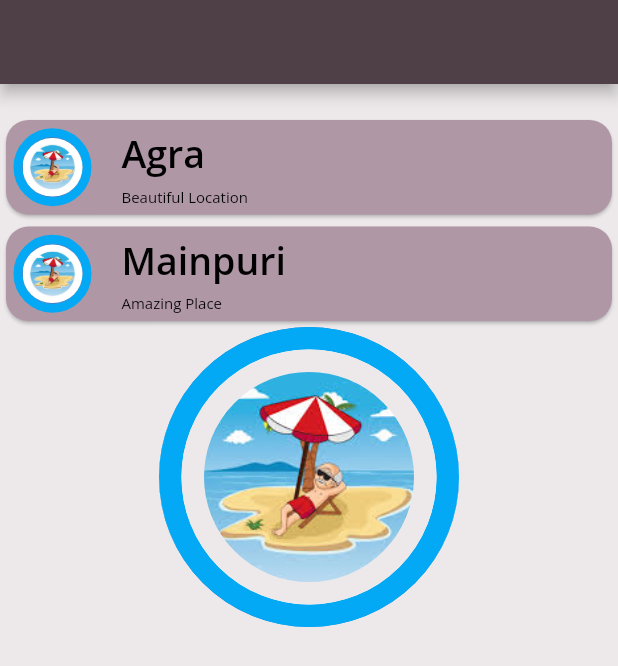
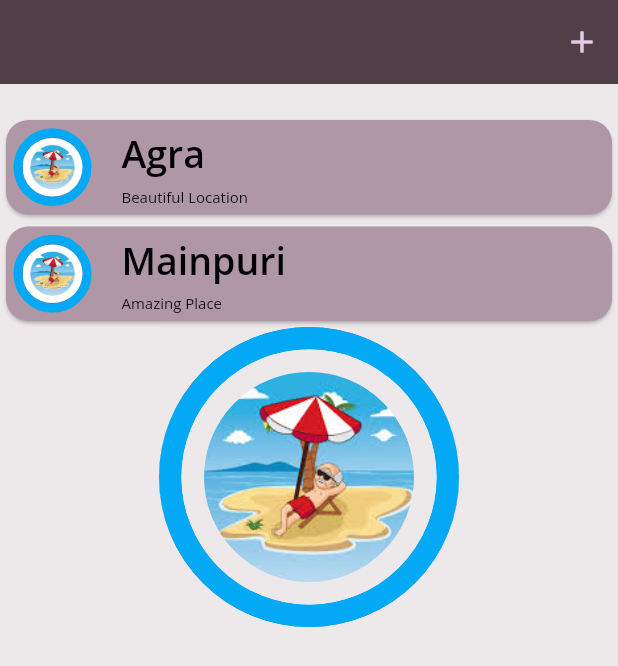
Before and after one commit to abhay05/Map-The-Location, a Flutter app: the screen it shows after launch, on a phone screen of 412 x 824 dp. Shown: the top 666 px of the screen. Run offline on Flutter 3.47's test engine with Material 2 defaults, Android fonts, the phone set to English and light mode, and no system bars; our stand-ins replace google_fonts.

Commit message:
added theme

```diff
--- a/lib/Theme.dart
+++ b/lib/Theme.dart
@@ -14,4 +14,28 @@ class MapTheme {
       fontWeight: FontWeight.normal,
     ),
   );
+
+  static ThemeData light() {
+    //overriding Theme.light() functions which is default value for Theme
+    return ThemeData(
+      textTheme: lightTextTheme,
+      brightness: Brightness.light,
+      appBarTheme: AppBarTheme(
+        backgroundColor: Color(
+          0xff4F4047,
+        ),
+        foregroundColor: Colors.black,
+      ),
+      //backgroundColor: Colors.black, //Color(0xffEDE9EB),
+      scaffoldBackgroundColor: Color(0xffEDE9EB),
+      cardTheme: CardTheme(
+        color: Color(0xffAF97A6),
+      ),
+      iconTheme: IconThemeData(
+        color: Color(
+          0xffE8C9E8,
+        ),
+      ),
+    );
+  }
 }
--- a/lib/main.dart
+++ b/lib/main.dart
@@ -2,6 +2,7 @@ import 'package:flutter/material.dart';
 import 'package:provider/provider.dart';
 import './providers/LocationsProvider.dart';
 import './screens/LocationsList.dart';
+import './Theme.dart';
 
 void main() => runApp(MapApp());
 
@@ -11,6 +12,7 @@ class MapApp extends StatelessWidget {
       value: LocationsProvider(),
       child: MaterialApp(
         home: Home(),
+        theme: MapTheme.light(),
       ),
     );
   }
--- a/lib/screens/LocationsList.dart
+++ b/lib/screens/LocationsList.dart
@@ -9,11 +9,22 @@ class LocationsList extends StatelessWidget {
     var arr = locationsProvider.getLocations;
     return Scaffold(
       appBar: AppBar(
-        backgroundColor: Color(
-          0xff4F4047, //0xff382E33,
-        ),
+        //title: Text("This is app bar"),
+        // iconTheme: IconThemeData(
+        //   color: Color(
+        //     0xffE8C9E8,
+        //   ),
+        //),
+        iconTheme: Theme.of(context).iconTheme,
+        actions: [IconButton(icon: Icon(Icons.add), onPressed: () {})],
+
+        //backgroundColor: Theme.of(context).appBarTheme.backgroundColor,
+        // backgroundColor: Color(
+        //   0xff4F4047, //0xff382E33,
+        // ),
+        elevation: 0,
       ),
-      backgroundColor: Color(0xffEDE9EB),
+      //backgroundColor: Color(0xffEDE9EB),
       body: Column(
         children: [
           SizedBox(
@@ -62,7 +73,8 @@ class LocationsList extends StatelessWidget {
                       borderRadius: BorderRadius.circular(150),
                       border: Border.all(
                         width: 15,
-                        color: Color(0xffEDE9EB),
+                        color: Theme.of(context)
+                            .scaffoldBackgroundColor, //Color(0xffEDE9EB),
                       ),
                       // shape: BoxShape.circle,
                     ),
--- a/lib/widgets/LocationCard.dart
+++ b/lib/widgets/LocationCard.dart
@@ -8,7 +8,7 @@ class LocationCard extends StatelessWidget {
   Widget build(BuildContext context) {
     return Card(
       // padding:EdgeInsets.all(0),
-      color:Color(0xffAF97A6),  //Color(0xffCABAC4),
+      //color: Color(0xffAF97A6), //Color(0xffCABAC4),
       shape: RoundedRectangleBorder(
         borderRadius: BorderRadius.circular(
           15,
@@ -49,7 +49,7 @@ class LocationCard extends StatelessWidget {
                   ),
                   child: Text(
                     location.locationName,
-                    style: MapTheme.lightTextTheme.bodyText1,
+                    style: Theme.of(context).textTheme.bodyText1,
                   ),
                 ),
                 SizedBox(
@@ -62,7 +62,7 @@ class LocationCard extends StatelessWidget {
                   ),
                   child: Text(
                     location.description,
-                    style: MapTheme.lightTextTheme.bodyText2,
+                    style: Theme.of(context).textTheme.bodyText2,
                   ),
                 ),
               ],
```
